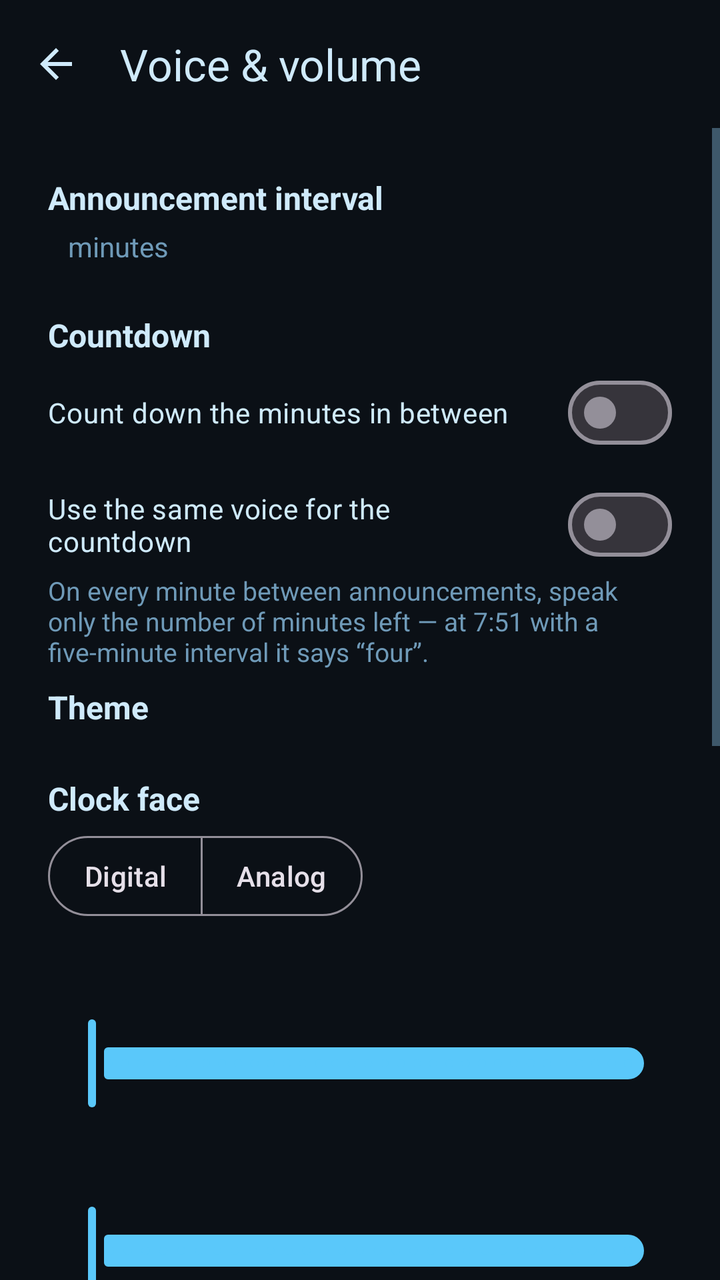
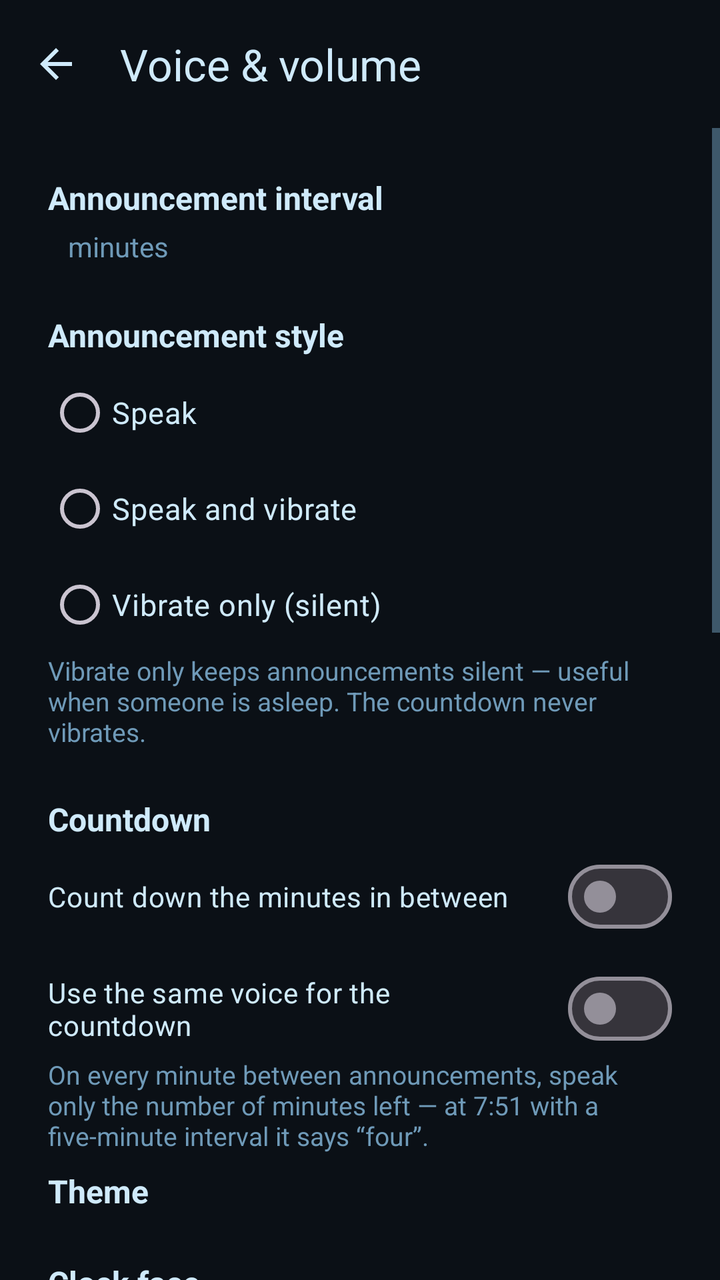

The first picture is an Android layout as it rendered before a commit; the second is the same layout after the commit. The layout source and the unified diff follow.
<!-- AndroidManifest.xml: application theme Theme.TimeSpeaker.Midnight -->
<!-- res/layout/activity_settings.xml -->
<?xml version="1.0" encoding="utf-8"?>
<LinearLayout xmlns:android="http://schemas.android.com/apk/res/android"
    xmlns:app="http://schemas.android.com/apk/res-auto"
    android:layout_width="match_parent"
    android:layout_height="match_parent"
    android:background="?android:attr/colorBackground"
    android:orientation="vertical">

    <com.google.android.material.appbar.MaterialToolbar
        android:id="@+id/toolbar"
        android:layout_width="match_parent"
        android:layout_height="?attr/actionBarSize"
        android:background="?android:attr/colorBackground"
        app:navigationIcon="@drawable/ic_back"
        app:title="@string/settings"
        app:titleTextColor="?android:attr/textColorPrimary" />

    <ScrollView
        android:id="@+id/scrollRoot"
        android:layout_width="match_parent"
        android:layout_height="0dp"
        android:layout_weight="1"
        android:fillViewport="true">

    <LinearLayout
        android:layout_width="match_parent"
        android:layout_height="wrap_content"
        android:orientation="vertical"
        android:paddingHorizontal="24dp"
        android:paddingTop="16dp"
        android:paddingBottom="32dp">

        <TextView
            style="@style/SettingLabel"
            android:layout_width="match_parent"
            android:layout_height="wrap_content"
            android:layout_marginTop="8dp"
            android:text="@string/interval_heading" />

        
        <HorizontalScrollView
            android:layout_width="match_parent"
            android:layout_height="wrap_content"
            android:layout_marginTop="4dp"
            android:scrollbars="none">

            <LinearLayout
                android:layout_width="wrap_content"
                android:layout_height="wrap_content"
                android:gravity="center_vertical"
                android:orientation="horizontal">

                <com.google.android.material.button.MaterialButtonToggleGroup
                    android:id="@+id/intervalGroup"
                    android:layout_width="wrap_content"
                    android:layout_height="wrap_content"
                    app:selectionRequired="true"
                    app:singleSelection="true" />

                <TextView
                    android:layout_width="wrap_content"
                    android:layout_height="wrap_content"
                    android:layout_marginStart="10dp"
                    android:text="@string/interval_minutes"
                    android:textColor="?android:attr/textColorSecondary"
                    android:textSize="14sp" />
            </LinearLayout>
        </HorizontalScrollView>

        <TextView
            style="@style/SettingLabel"
            android:layout_width="match_parent"
            android:layout_height="wrap_content"
            android:text="@string/countdown_heading" />

        <com.google.android.material.materialswitch.MaterialSwitch
            android:id="@+id/countdownSwitch"
            android:layout_width="match_parent"
            android:layout_height="wrap_content"
            android:layout_marginTop="4dp"
            android:text="@string/countdown_switch"
            android:textColor="?android:attr/textColorPrimary" />

        <com.google.android.material.materialswitch.MaterialSwitch
            android:id="@+id/sameVoiceSwitch"
            android:layout_width="match_parent"
            android:layout_height="wrap_content"
            android:layout_marginTop="8dp"
            android:text="@string/countdown_same_voice"
            android:textColor="?android:attr/textColorPrimary" />

        <TextView
            android:id="@+id/countdownExplainer"
            android:layout_width="match_parent"
            android:layout_height="wrap_content"
            android:text="@string/countdown_explainer"
            android:textColor="?android:attr/textColorSecondary"
            android:textSize="13sp" />

        <TextView
            style="@style/SettingLabel"
            android:layout_width="match_parent"
            android:layout_height="wrap_content"
            android:layout_marginTop="8dp"
            android:text="@string/theme_heading" />

        <LinearLayout
            android:id="@+id/themeGroup"
            android:layout_width="match_parent"
            android:layout_height="wrap_content"
            android:descendantFocusability="blocksDescendants"
            android:orientation="vertical" />

        <TextView
            style="@style/SettingLabel"
            android:layout_width="match_parent"
            android:layout_height="wrap_content"
            android:text="@string/clock_heading" />

        <com.google.android.material.button.MaterialButtonToggleGroup
            android:id="@+id/clockStyleGroup"
            android:layout_width="wrap_content"
            android:layout_height="wrap_content"
            android:layout_marginTop="4dp"
            app:selectionRequired="true"
            app:singleSelection="true">

            <com.google.android.material.button.MaterialButton
                android:id="@+id/digitalButton"
                style="@style/Widget.Material3.Button.OutlinedButton"
                android:layout_width="wrap_content"
                android:layout_height="wrap_content"
                android:minWidth="0dp"
                android:paddingHorizontal="18dp"
                android:text="@string/clock_digital" />

            <com.google.android.material.button.MaterialButton
                android:id="@+id/analogButton"
                style="@style/Widget.Material3.Button.OutlinedButton"
                android:layout_width="wrap_content"
                android:layout_height="wrap_content"
                android:minWidth="0dp"
                android:paddingHorizontal="18dp"
                android:text="@string/clock_analog" />
        </com.google.android.material.button.MaterialButtonToggleGroup>

        
        <LinearLayout
            android:id="@+id/profileRow"
            android:layout_width="match_parent"
            android:layout_height="wrap_content"
            android:layout_marginTop="28dp"
            android:orientation="vertical"
            android:visibility="gone">

            <TextView
                android:layout_width="wrap_content"
                android:layout_height="wrap_content"
                android:layout_marginBottom="6dp"
                android:text="@string/editing_profile"
                android:textAllCaps="true"
                android:textColor="?android:attr/textColorSecondary"
                android:textSize="12sp" />

            <HorizontalScrollView
                android:layout_width="match_parent"
                android:layout_height="wrap_content"
                android:scrollbars="none">

                <com.google.android.material.button.MaterialButtonToggleGroup
                    android:id="@+id/profileGroup"
                    android:layout_width="wrap_content"
                    android:layout_height="wrap_content"
                    app:selectionRequired="true"
                    app:singleSelection="true">

                    <com.google.android.material.button.MaterialButton
                        android:id="@+id/profileMainButton"
                        style="@style/Widget.Material3.Button.OutlinedButton"
                        android:layout_width="wrap_content"
                        android:layout_height="wrap_content"
                        android:minWidth="0dp"
                        android:paddingHorizontal="16dp"
                        android:text="@string/profile_announcements" />

                    <com.google.android.material.button.MaterialButton
                        android:id="@+id/profileCountdownButton"
                        style="@style/Widget.Material3.Button.OutlinedButton"
                        android:layout_width="wrap_content"
                        android:layout_height="wrap_content"
                        android:minWidth="0dp"
                        android:paddingHorizontal="16dp"
                        android:text="@string/profile_countdown" />
                </com.google.android.material.button.MaterialButtonToggleGroup>
            </HorizontalScrollView>
        </LinearLayout>

        <TextView
            android:id="@+id/volumeLabel"
            style="@style/SettingLabel"
            android:layout_width="match_parent"
            android:layout_height="wrap_content" />

        <com.google.android.material.slider.Slider
            android:id="@+id/volumeSlider"
            android:layout_width="match_parent"
            android:layout_height="wrap_content"
            android:stepSize="10"
            android:valueFrom="0"
            android:valueTo="400"
            app:labelBehavior="gone" />

        <TextView
            android:id="@+id/boostNote"
            android:layout_width="match_parent"
            android:layout_height="wrap_content"
            android:text="@string/boost_note"
            android:textColor="?android:attr/textColorSecondary"
            android:textSize="13sp"
            android:visibility="gone" />

        <TextView
            android:id="@+id/boostWarning"
            android:layout_width="match_parent"
            android:layout_height="wrap_content"
            android:layout_marginTop="4dp"
            android:text="@string/boost_note_high"
            android:textColor="?attr/colorPrimary"
            android:textSize="13sp"
            android:visibility="gone" />

        <TextView
            android:id="@+id/pitchLabel"
            style="@style/SettingLabel"
            android:layout_width="match_parent"
            android:layout_height="wrap_content" />

        <com.google.android.material.slider.Slider
            android:id="@+id/pitchSlider"
            android:layout_width="match_parent"
            android:layout_height="wrap_content"
            android:stepSize="5"
            android:valueFrom="50"
            android:valueTo="200"
            app:labelBehavior="gone" />

        <TextView
            android:layout_width="match_parent"
            android:layout_height="wrap_content"
            android:text="@string/pitch_hint"
            android:textColor="?android:attr/textColorSecondary"
            android:textSize="13sp" />

        <TextView
            android:id="@+id/rateLabel"
            style="@style/SettingLabel"
            android:layout_width="match_parent"
            android:layout_height="wrap_content" />

        <com.google.android.material.slider.Slider
            android:id="@+id/rateSlider"
            android:layout_width="match_parent"
            android:layout_height="wrap_content"
            android:stepSize="5"
            android:valueFrom="50"
            android:valueTo="200"
            app:labelBehavior="gone" />

        <TextView
            style="@style/SettingLabel"
            android:layout_width="match_parent"
            android:layout_height="wrap_content"
            android:text="@string/voice_heading" />

        <TextView
            android:id="@+id/voiceStatusText"
            android:layout_width="match_parent"
            android:layout_height="wrap_content"
            android:text="@string/voice_loading"
            android:textColor="?android:attr/textColorSecondary"
            android:textSize="14sp" />

        <TextView
            android:layout_width="match_parent"
            android:layout_height="wrap_content"
            android:layout_marginBottom="4dp"
            android:text="@string/voice_hint"
            android:textColor="?android:attr/textColorSecondary"
            android:textSize="13sp" />

        <LinearLayout
            android:layout_width="match_parent"
            android:layout_height="wrap_content"
            android:layout_marginTop="12dp"
            android:gravity="center_vertical"
            android:orientation="horizontal">

            <TextView
                android:layout_width="wrap_content"
                android:layout_height="wrap_content"
                android:layout_marginEnd="12dp"
                android:text="@string/sort_heading"
                android:textAllCaps="true"
                android:textColor="?android:attr/textColorSecondary"
                android:textSize="12sp" />

            <com.google.android.material.button.MaterialButtonToggleGroup
                android:id="@+id/sortGroup"
                android:layout_width="wrap_content"
                android:layout_height="wrap_content"
                app:selectionRequired="true"
                app:singleSelection="true">

                <com.google.android.material.button.MaterialButton
                    android:id="@+id/sortAccentButton"
                    style="@style/Widget.Material3.Button.OutlinedButton"
                    android:layout_width="wrap_content"
                    android:layout_height="wrap_content"
                    android:insetTop="0dp"
                    android:insetBottom="0dp"
                    android:minWidth="0dp"
                    android:paddingHorizontal="14dp"
                    android:text="@string/sort_default" />

                <com.google.android.material.button.MaterialButton
                    android:id="@+id/sortLabelButton"
                    style="@style/Widget.Material3.Button.OutlinedButton"
                    android:layout_width="wrap_content"
                    android:layout_height="wrap_content"
                    android:insetTop="0dp"
                    android:insetBottom="0dp"
                    android:minWidth="0dp"
                    android:paddingHorizontal="14dp"
                    android:text="@string/sort_by_label" />
            </com.google.android.material.button.MaterialButtonToggleGroup>
        </LinearLayout>

        <LinearLayout
            android:layout_width="match_parent"
            android:layout_height="wrap_content"
            android:layout_marginTop="16dp"
            android:orientation="horizontal">

            <TextView
                android:layout_width="0dp"
                android:layout_height="wrap_content"
                android:layout_weight="1"
                android:text="@string/voice_column"
                android:textColor="?android:attr/textColorSecondary"
                android:textSize="12sp"
                android:textAllCaps="true" />

            <TextView
                android:layout_width="wrap_content"
                android:layout_height="wrap_content"
                android:text="@string/voice_column_label"
                android:textColor="?android:attr/textColorSecondary"
                android:textSize="12sp"
                android:textAllCaps="true" />
        </LinearLayout>

        
        <LinearLayout
            android:id="@+id/voiceGroup"
            android:layout_width="match_parent"
            android:layout_height="wrap_content"
            android:descendantFocusability="blocksDescendants"
            android:orientation="vertical" />

        <com.google.android.material.button.MaterialButton
            android:id="@+id/previewButton"
            android:layout_width="match_parent"
            android:layout_height="wrap_content"
            android:layout_marginTop="24dp"
            android:text="@string/preview"
            app:cornerRadius="14dp" />

        <com.google.android.material.button.MaterialButton
            android:id="@+id/resetButton"
            style="@style/Widget.Material3.Button.TextButton"
            android:layout_width="match_parent"
            android:layout_height="wrap_content"
            android:text="@string/reset_defaults" />

    </LinearLayout>
    </ScrollView>
</LinearLayout>
<!-- resources referenced by this layout -->
<resources>
  <!-- drawable ic_back (drawable) -->
  <vector xmlns:android="http://schemas.android.com/apk/res/android"
      android:width="24dp"
      android:height="24dp"
      android:viewportWidth="24"
      android:viewportHeight="24"
      android:tint="?android:attr/textColorPrimary">
      <path
          android:fillColor="#FFFFFF"
          android:pathData="M20,11H7.83l5.59,-5.59L12,4l-8,8 8,8 1.41,-1.41L7.83,13H20v-2z" />
  </vector>
  <string name="boost_note">Above 100% the announcement is amplified past the device\'s media volume. Music and other apps are unaffected.</string>
  <string name="boost_note_high">Very high boost trades quality for loudness — the voice may sound harsh or distorted.</string>
  <string name="clock_analog">Analog</string>
  <string name="clock_digital">Digital</string>
  <string name="clock_heading">Clock face</string>
  <string name="countdown_explainer">On every minute between announcements, speak only the number of minutes left — at 7:51 with a five-minute interval it says “four”.</string>
  <string name="countdown_heading">Countdown</string>
  <string name="countdown_same_voice">Use the same voice for the countdown</string>
  <string name="countdown_switch">Count down the minutes in between</string>
  <string name="editing_profile">Editing</string>
  <string name="interval_heading">Announcement interval</string>
  <string name="interval_minutes">minutes</string>
  <string name="pitch_hint">Lower sounds deeper, higher sounds lighter.</string>
  <string name="preview">Preview</string>
  <string name="profile_announcements">Announcements</string>
  <string name="profile_countdown">Countdown</string>
  <string name="reset_defaults">Reset to defaults</string>
  <string name="settings">Voice &amp; volume</string>
  <string name="sort_by_label">By label</string>
  <string name="sort_default">By accent</string>
  <string name="sort_heading">Sort</string>
  <string name="theme_heading">Theme</string>
  <string name="voice_column">Voices</string>
  <string name="voice_column_label">Label</string>
  <string name="voice_heading">Voice</string>
  <string name="voice_hint">Tap a voice to hear it, then use M or F to note down what you heard. These are your own labels — Android does not tell apps a voice\'s gender, and labelling does not change how a voice sounds.</string>
  <string name="voice_loading">Loading voices…</string>
  <style name="SettingLabel" parent="">
          <item name="android:layout_marginTop">24dp</item>
          <item name="android:textColor">?android:attr/textColorPrimary</item>
          <item name="android:textSize">16sp</item>
          <item name="android:textStyle">bold</item>
      </style>
  <style name="Theme.TimeSpeaker.Midnight" parent="Theme.TimeSpeaker.Dark">
          <item name="colorPrimary">@color/midnight_accent</item>
          <item name="android:colorBackground">@color/midnight_bg</item>
          <item name="android:textColorPrimary">@color/midnight_text</item>
          <item name="android:textColorSecondary">@color/midnight_text_dim</item>
          <item name="android:statusBarColor">@color/midnight_bg</item>
          <item name="android:navigationBarColor">@color/midnight_bg</item>
      </style>
  <color name="midnight_accent">#5AC8FA</color>
  <color name="midnight_bg">#0B1016</color>
  <color name="midnight_text">#CFEAFB</color>
  <color name="midnight_text_dim">#6F9AB8</color>
  <color name="on_accent_dark">#0B0E12</color>
  <!-- unchanged entries left out for length: 1 -->
</resources>

<!-- the commit's change to res/layout/activity_settings.xml (unified diff, before → after) -->
@@ -66,6 +66,78 @@
                     android:textSize="14sp" />
             </LinearLayout>
         </HorizontalScrollView>
+
+        <TextView
+            style="@style/SettingLabel"
+            android:layout_width="match_parent"
+            android:layout_height="wrap_content"
+            android:text="@string/feedback_heading" />
+
+        
+        <RadioGroup
+            android:id="@+id/feedbackGroup"
+            android:layout_width="match_parent"
+            android:layout_height="wrap_content"
+            android:layout_marginTop="4dp"
+            android:orientation="vertical">
+
+            <RadioButton
+                android:id="@+id/feedbackSpeakButton"
+                android:layout_width="match_parent"
+                android:layout_height="wrap_content"
+                android:text="@string/feedback_speak"
+                android:textColor="?android:attr/textColorPrimary"
+                android:textSize="15sp" />
+
+            <RadioButton
+                android:id="@+id/feedbackBothButton"
+                android:layout_width="match_parent"
+                android:layout_height="wrap_content"
+                android:text="@string/feedback_both"
+                android:textColor="?android:attr/textColorPrimary"
+                android:textSize="15sp" />
+
+            <RadioButton
+                android:id="@+id/feedbackVibrateButton"
+                android:layout_width="match_parent"
+                android:layout_height="wrap_content"
+                android:text="@string/feedback_vibrate"
+                android:textColor="?android:attr/textColorPrimary"
+                android:textSize="15sp" />
+        </RadioGroup>
+
+        <TextView
+            android:layout_width="match_parent"
+            android:layout_height="wrap_content"
+            android:text="@string/feedback_hint"
+            android:textColor="?android:attr/textColorSecondary"
+            android:textSize="13sp" />
+
+        <TextView
+            android:id="@+id/vibrationLabel"
+            style="@style/SettingLabel"
+            android:layout_width="match_parent"
+            android:layout_height="wrap_content"
+            android:visibility="gone" />
+
+        <com.google.android.material.slider.Slider
+            android:id="@+id/vibrationSlider"
+            android:layout_width="match_parent"
+            android:layout_height="wrap_content"
+            android:stepSize="500"
+            android:valueFrom="500"
+            android:valueTo="10000"
+            android:visibility="gone"
+            app:labelBehavior="gone" />
+
+        <com.google.android.material.button.MaterialButton
+            android:id="@+id/vibrationTestButton"
+            style="@style/Widget.Material3.Button.OutlinedButton"
+            android:layout_width="wrap_content"
+            android:layout_height="wrap_content"
+            android:text="@string/vibration_test"
+            android:visibility="gone"
+            app:cornerRadius="14dp" />
 
         <TextView
             style="@style/SettingLabel"
<!-- resource entries referenced after the edit -->
@@ -21,6 +21,11 @@
   <string name="countdown_same_voice">Use the same voice for the countdown</string>
   <string name="countdown_switch">Count down the minutes in between</string>
   <string name="editing_profile">Editing</string>
+  <string name="feedback_both">Speak and vibrate</string>
+  <string name="feedback_heading">Announcement style</string>
+  <string name="feedback_hint">Vibrate only keeps announcements silent — useful when someone is asleep. The countdown never vibrates.</string>
+  <string name="feedback_speak">Speak</string>
+  <string name="feedback_vibrate">Vibrate only (silent)</string>
   <string name="interval_heading">Announcement interval</string>
   <string name="interval_minutes">minutes</string>
   <string name="pitch_hint">Lower sounds deeper, higher sounds lighter.</string>
@@ -33,6 +38,7 @@
   <string name="sort_default">By accent</string>
   <string name="sort_heading">Sort</string>
   <string name="theme_heading">Theme</string>
+  <string name="vibration_test">Test vibration</string>
   <string name="voice_column">Voices</string>
   <string name="voice_column_label">Label</string>
   <string name="voice_heading">Voice</string>
